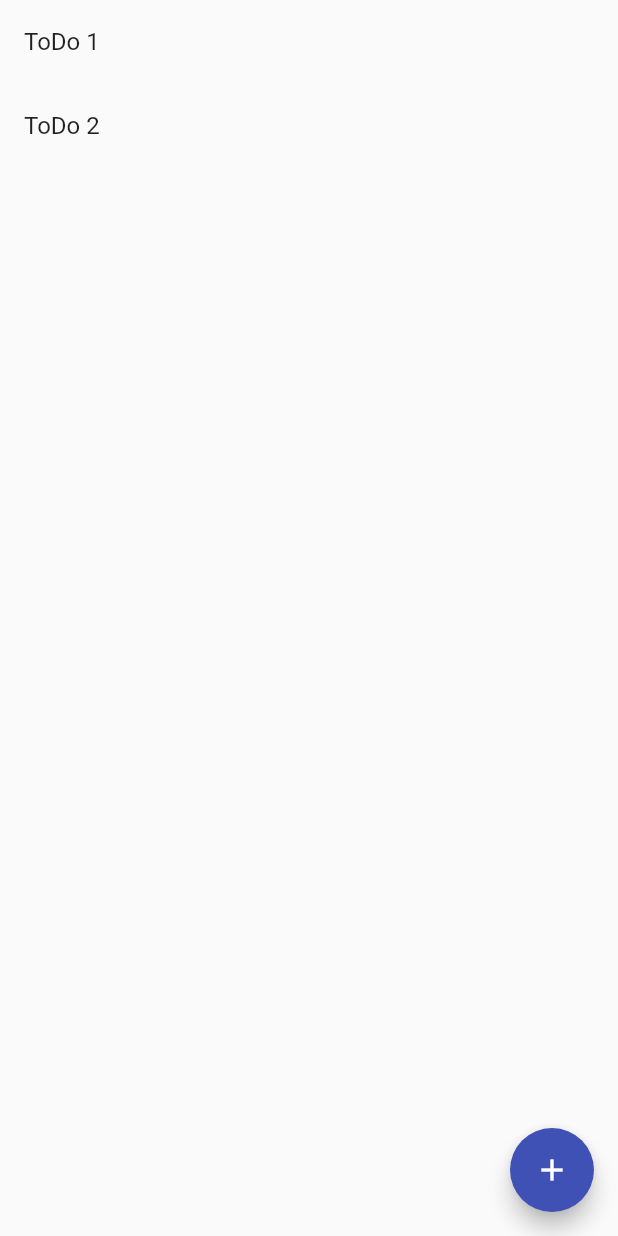
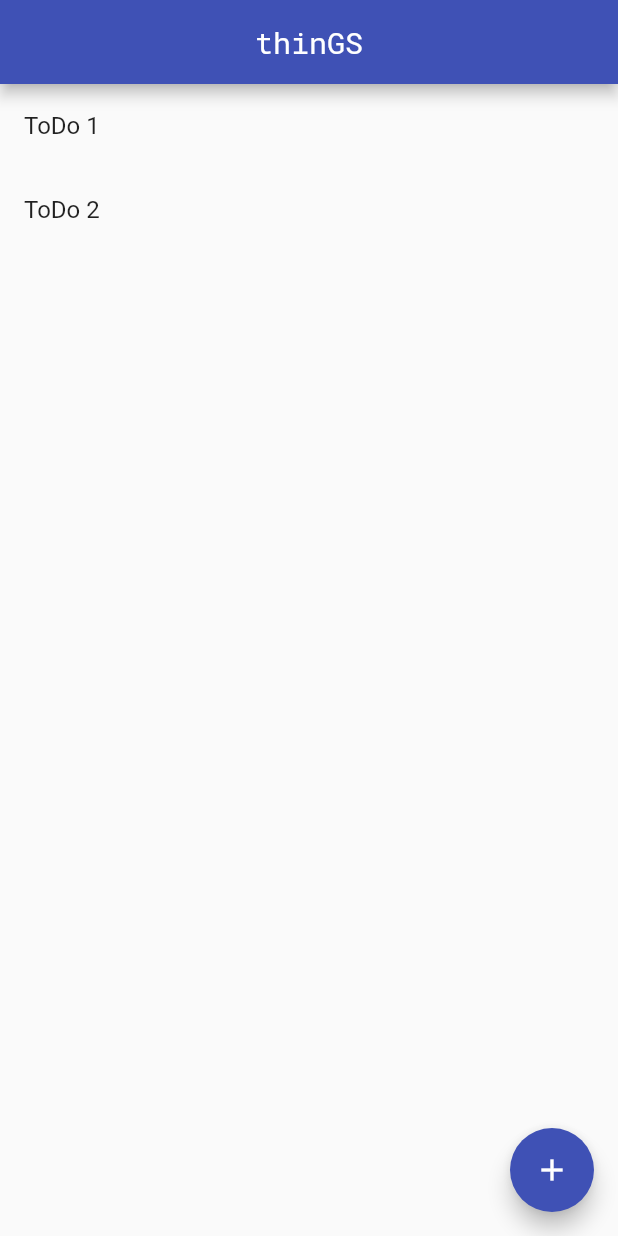
Before and after one commit to PeachyCad/thinGS, a Flutter app: the screen it shows after launch, on a phone screen of 412 x 824 dp. Run offline on Flutter 3.47's test engine with Material 2 defaults, Android fonts, the phone set to English and light mode, and no system bars; our stand-ins replace flutter_riverpod.

Commit message:
Add app bar

```diff
--- a/things_todo_app/lib/pages/home_page.dart
+++ b/things_todo_app/lib/pages/home_page.dart
@@ -15,6 +15,14 @@ class HomePage extends ConsumerWidget {
     List<ToDo> todoList = ref.watch(todoProvider).todoList;
 
     return Scaffold(
+      appBar: AppBar(
+        centerTitle: true, // this is all you need
+        title: const Text(
+          "thinGS",
+          style: TextStyle(fontFamily: 'RobotoMono'),
+        ),
+        backgroundColor: Colors.indigo,
+      ),
       floatingActionButton: FloatingActionButton(
         onPressed: () {
           showDialog(
--- a/things_todo_app/pubspec.yaml
+++ b/things_todo_app/pubspec.yaml
@@ -20,3 +20,9 @@ dev_dependencies:
 
 flutter:
   uses-material-design: true
+  fonts:
+    - family: RobotoMono
+      fonts:
+        - asset: assets/fonts/RobotoMono-Regular.ttf
+        - asset: assets/fonts/RobotoMono-Bold.ttf
+          weight: 700
```
Also changed, not shown: things_todo_app/assets/fonts/RobotoMono-Bold.ttf (added), things_todo_app/assets/fonts/RobotoMono-BoldItalic.ttf (added), things_todo_app/assets/fonts/RobotoMono-ExtraLight.ttf (added), things_todo_app/assets/fonts/RobotoMono-ExtraLightItalic.ttf (added), things_todo_app/assets/fonts/RobotoMono-Italic.ttf (added), things_todo_app/assets/fonts/RobotoMono-Light.ttf (added), things_todo_app/assets/fonts/RobotoMono-LightItalic.ttf (added), things_todo_app/assets/fonts/RobotoMono-Medium.ttf (added), things_todo_app/assets/fonts/RobotoMono-MediumItalic.ttf (added), things_todo_app/assets/fonts/RobotoMono-Regular.ttf (added), things_todo_app/assets/fonts/RobotoMono-SemiBold.ttf (added), things_todo_app/assets/fonts/RobotoMono-SemiBoldItalic.ttf (added), things_todo_app/assets/fonts/RobotoMono-Thin.ttf (added), things_todo_app/assets/fonts/RobotoMono-ThinItalic.ttf (added).
